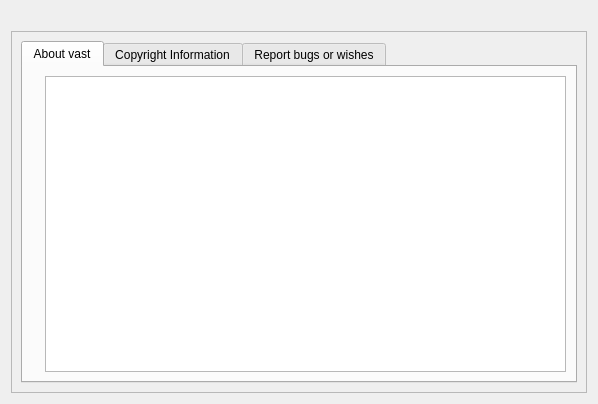
Before: the Qt Designer form forms/aboutDialog.ui in isis-group/vast, drawn with Qt 5.
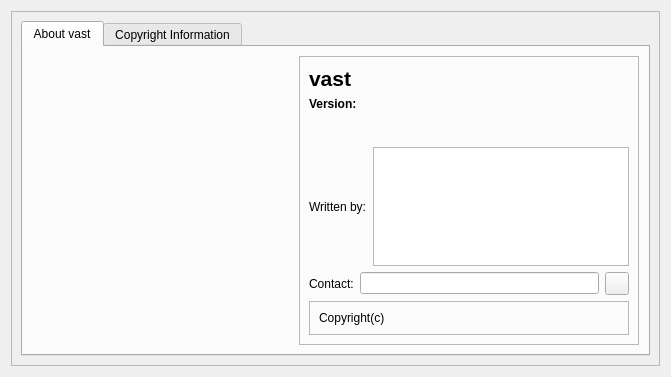
After: the same form once the commit is applied.

Commit message: enabled about dialog

Diff of the .ui file:
```diff
--- a/forms/aboutDialog.ui
+++ b/forms/aboutDialog.ui
@@ -6,21 +6,14 @@
    <rect>
     <x>0</x>
     <y>0</y>
-    <width>598</width>
-    <height>404</height>
+    <width>671</width>
+    <height>377</height>
    </rect>
   </property>
   <property name="windowTitle">
    <string>About vast</string>
   </property>
   <layout class="QVBoxLayout" name="verticalLayout">
-   <item>
-    <widget class="QLabel" name="topLabel">
-     <property name="text">
-      <string/>
-     </property>
-    </widget>
-   </item>
    <item>
     <widget class="QFrame" name="frame">
      <property name="frameShape">
@@ -48,7 +41,158 @@
            </widget>
           </item>
           <item>
-           <widget class="QPlainTextEdit" name="plainTextEdit_2"/>
+           <widget class="QFrame" name="frame_2">
+            <property name="sizePolicy">
+             <sizepolicy hsizetype="Maximum" vsizetype="Preferred">
+              <horstretch>0</horstretch>
+              <verstretch>0</verstretch>
+             </sizepolicy>
+            </property>
+            <property name="frameShape">
+             <enum>QFrame::StyledPanel</enum>
+            </property>
+            <property name="frameShadow">
+             <enum>QFrame::Raised</enum>
+            </property>
+            <layout class="QGridLayout" name="gridLayout_2">
+             <item row="0" column="0" colspan="3">
+              <widget class="QLabel" name="label">
+               <property name="font">
+                <font>
+                 <pointsize>16</pointsize>
+                 <weight>75</weight>
+                 <bold>true</bold>
+                </font>
+               </property>
+               <property name="text">
+                <string>vast</string>
+               </property>
+              </widget>
+             </item>
+             <item row="1" column="0">
+              <widget class="QLabel" name="label_2">
+               <property name="font">
+                <font>
+                 <weight>75</weight>
+                 <bold>true</bold>
+                </font>
+               </property>
+               <property name="text">
+                <string>Version:</string>
+               </property>
+              </widget>
+             </item>
+             <item row="1" column="1" colspan="2">
+              <widget class="QLabel" name="labelVersion">
+               <property name="font">
+                <font>
+                 <weight>75</weight>
+                 <bold>true</bold>
+                </font>
+               </property>
+               <property name="text">
+                <string/>
+               </property>
+              </widget>
+             </item>
+             <item row="2" column="0">
+              <spacer name="verticalSpacer">
+               <property name="orientation">
+                <enum>Qt::Vertical</enum>
+               </property>
+               <property name="sizeType">
+                <enum>QSizePolicy::MinimumExpanding</enum>
+               </property>
+               <property name="sizeHint" stdset="0">
+                <size>
+                 <width>20</width>
+                 <height>30</height>
+                </size>
+               </property>
+              </spacer>
+             </item>
+             <item row="3" column="0" colspan="2">
+              <widget class="QLabel" name="label_3">
+               <property name="text">
+                <string>Written by:</string>
+               </property>
+              </widget>
+             </item>
+             <item row="3" column="2">
+              <widget class="QListWidget" name="authorsList"/>
+             </item>
+             <item row="4" column="0" rowspan="2" colspan="3">
+              <widget class="QFrame" name="frame_4">
+               <property name="frameShape">
+                <enum>QFrame::NoFrame</enum>
+               </property>
+               <property name="frameShadow">
+                <enum>QFrame::Sunken</enum>
+               </property>
+               <property name="lineWidth">
+                <number>0</number>
+               </property>
+               <layout class="QHBoxLayout" name="horizontalLayout_4">
+                <property name="margin">
+                 <number>0</number>
+                </property>
+                <item>
+                 <widget class="QLabel" name="label_4">
+                  <property name="text">
+                   <string>Contact:</string>
+                  </property>
+                 </widget>
+                </item>
+                <item>
+                 <widget class="QLineEdit" name="contactEdit">
+                  <property name="font">
+                   <font>
+                    <underline>true</underline>
+                   </font>
+                  </property>
+                  <property name="readOnly">
+                   <bool>true</bool>
+                  </property>
+                 </widget>
+                </item>
+                <item>
+                 <widget class="QToolButton" name="sendMailButton">
+                  <property name="text">
+                   <string/>
+                  </property>
+                 </widget>
+                </item>
+               </layout>
+              </widget>
+             </item>
+             <item row="7" column="0" colspan="3">
+              <widget class="QFrame" name="frame_3">
+               <property name="frameShape">
+                <enum>QFrame::StyledPanel</enum>
+               </property>
+               <property name="frameShadow">
+                <enum>QFrame::Raised</enum>
+               </property>
+               <layout class="QHBoxLayout" name="horizontalLayout_3">
+                <item>
+                 <widget class="QLabel" name="label_5">
+                  <property name="text">
+                   <string>Copyright(c)</string>
+                  </property>
+                 </widget>
+                </item>
+                <item>
+                 <widget class="QLabel" name="labelCopyright">
+                  <property name="text">
+                   <string/>
+                  </property>
+                 </widget>
+                </item>
+               </layout>
+              </widget>
+             </item>
+            </layout>
+           </widget>
           </item>
          </layout>
         </widget>
@@ -76,11 +220,6 @@
           </item>
          </layout>
         </widget>
-        <widget class="QWidget" name="tab_2">
-         <attribute name="title">
-          <string>Report bugs or wishes</string>
-         </attribute>
-        </widget>
        </widget>
       </item>
      </layout>
```
The commit also changes 5 other files.
